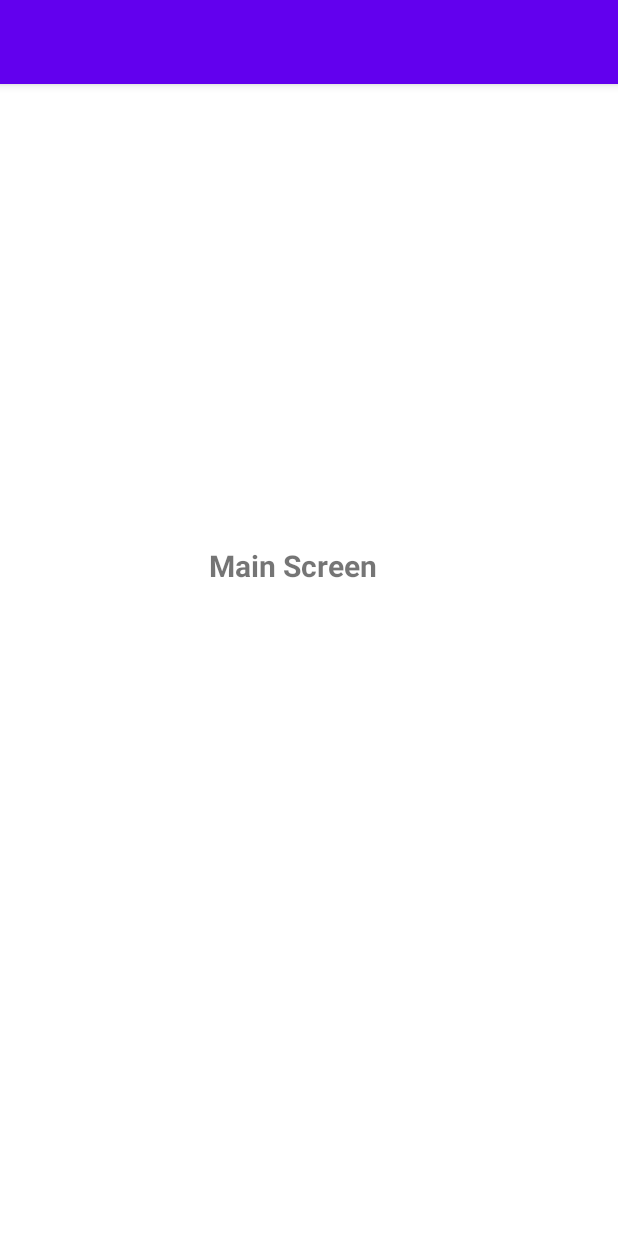
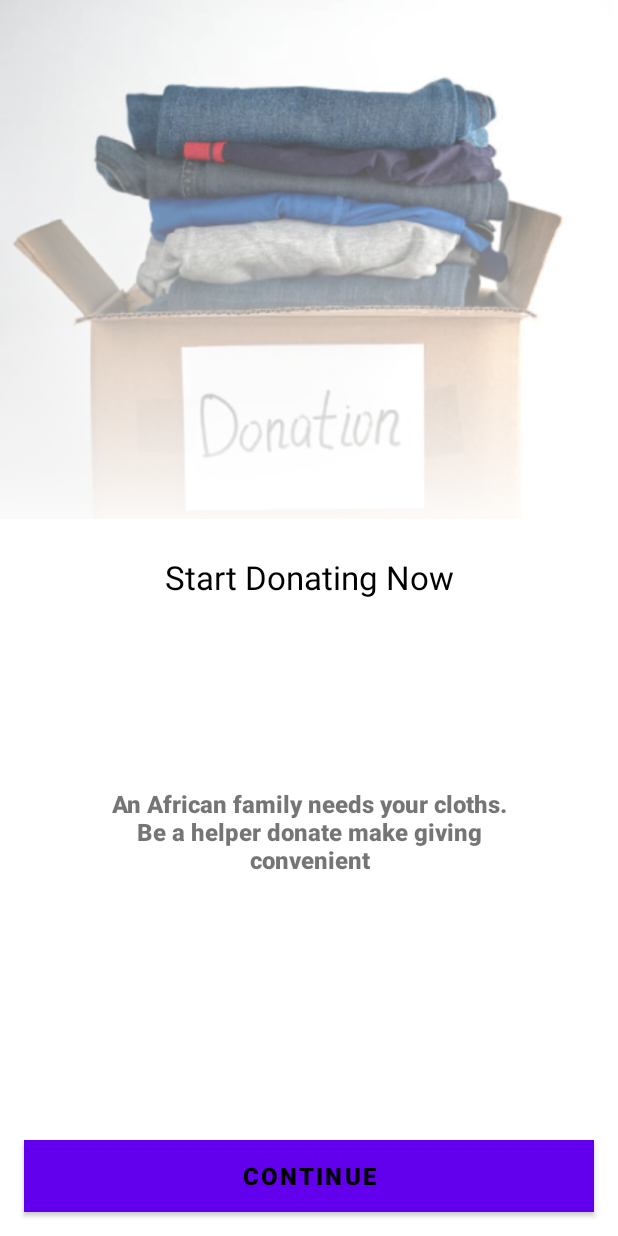
Before and after one commit to Silikhe/doner, an Android app: the screen it shows after launch (MainActivity), on a phone screen of 412 x 824 dp. Run offline under Robolectric (Android 15) with nearby library versions, the phone set to English and light mode, and no system bars.

Commit message:
feature(mainScreen):add images

```diff
--- a/app/src/main/res/layout/activity_main.xml
+++ b/app/src/main/res/layout/activity_main.xml
@@ -6,30 +6,61 @@
     android:layout_height="match_parent"
     tools:context=".MainActivity"
     android:background="@color/white">
-    <Toolbar
-        android:id="@+id/my_toolbar"
-        android:layout_width="match_parent"
-        android:layout_height="?attr/actionBarSize"
-        android:background="?attr/colorPrimary"
-        android:elevation="4dp"
-        android:theme="@style/ThemeOverlay.AppCompat.ActionBar"
-        app:popupTheme="@style/ThemeOverlay.AppCompat.Light"
-        tools:ignore="MissingConstraints" />
-    <TextView
-        android:id="@+id/textView4"
-        android:layout_width="wrap_content"
-        android:layout_height="wrap_content"
-        android:layout_marginStart="139dp"
-        android:layout_marginTop="363dp"
-        android:layout_marginEnd="158dp"
-        android:layout_marginBottom="341dp"
-        android:text="Main Screen"
-        android:textSize="20sp"
-        android:textStyle="bold"
-        app:layout_constraintBottom_toBottomOf="parent"
+
+    <ImageView
+        android:id="@+id/imageView"
+        android:layout_width="409dp"
+        android:layout_height="346dp"
+        android:scaleType="centerCrop"
         app:layout_constraintEnd_toEndOf="parent"
         app:layout_constraintHorizontal_bias="0.0"
         app:layout_constraintStart_toStartOf="parent"
         app:layout_constraintTop_toTopOf="parent"
-        app:layout_constraintVertical_bias="0.0" />
+        app:srcCompat="@drawable/main1" />
+
+    <TextView
+        android:id="@+id/textView5"
+        android:layout_width="wrap_content"
+        android:layout_height="wrap_content"
+        android:layout_marginTop="24dp"
+        android:text="Start Donating Now"
+        android:textColor="@color/black"
+        android:textSize="22sp"
+        android:textStyle="normal"
+        app:layout_constraintEnd_toEndOf="parent"
+        app:layout_constraintStart_toStartOf="parent"
+        app:layout_constraintTop_toBottomOf="@+id/imageView" />
+
+    <TextView
+        android:id="@+id/textView6"
+        android:layout_width="287dp"
+        android:layout_height="68dp"
+        android:layout_marginStart="62dp"
+        android:layout_marginEnd="62dp"
+        android:fontFamily="sans-serif-black"
+        android:text="An African family needs your cloths. Be a helper donate make giving convenient"
+        android:textAlignment="center"
+        android:textSize="16sp"
+        app:layout_constraintBottom_toTopOf="@+id/button"
+        app:layout_constraintEnd_toEndOf="parent"
+        app:layout_constraintStart_toStartOf="parent"
+        app:layout_constraintTop_toBottomOf="@+id/textView5"
+        app:layout_constraintVertical_bias="0.428" />
+
+    <Button
+        android:id="@+id/button"
+        android:layout_width="match_parent"
+        android:layout_height="wrap_content"
+        android:layout_marginStart="16dp"
+        android:layout_marginEnd="16dp"
+        android:layout_marginBottom="16dp"
+        android:background="@color/teal_200"
+        android:text="Continue"
+        android:textColor="@color/black"
+        android:textSize="16sp"
+        android:textStyle="bold"
+        app:cornerRadius="20sp"
+        app:layout_constraintBottom_toBottomOf="parent"
+        app:layout_constraintEnd_toEndOf="parent"
+        app:layout_constraintStart_toStartOf="parent" />
 </androidx.constraintlayout.widget.ConstraintLayout>
--- /dev/null
+++ b/app/src/main/res/values-land/dimens.xml
@@ -0,0 +1,3 @@
+<resources>
+    <dimen name="activity_horizontal_margin">48dp</dimen>
+</resources>
--- /dev/null
+++ b/app/src/main/res/values-w1240dp/dimens.xml
@@ -0,0 +1,3 @@
+<resources>
+    <dimen name="activity_horizontal_margin">200dp</dimen>
+</resources>
--- /dev/null
+++ b/app/src/main/res/values-w600dp/dimens.xml
@@ -0,0 +1,3 @@
+<resources>
+    <dimen name="activity_horizontal_margin">48dp</dimen>
+</resources>
--- /dev/null
+++ b/app/src/main/res/values/dimens.xml
@@ -0,0 +1,5 @@
+<resources>
+    <!-- Default screen margins, per the Android Design guidelines. -->
+    <dimen name="activity_horizontal_margin">16dp</dimen>
+    <dimen name="activity_vertical_margin">16dp</dimen>
+</resources>
```
Also changed, not shown: app/src/main/res/drawable/main1.png (added).
